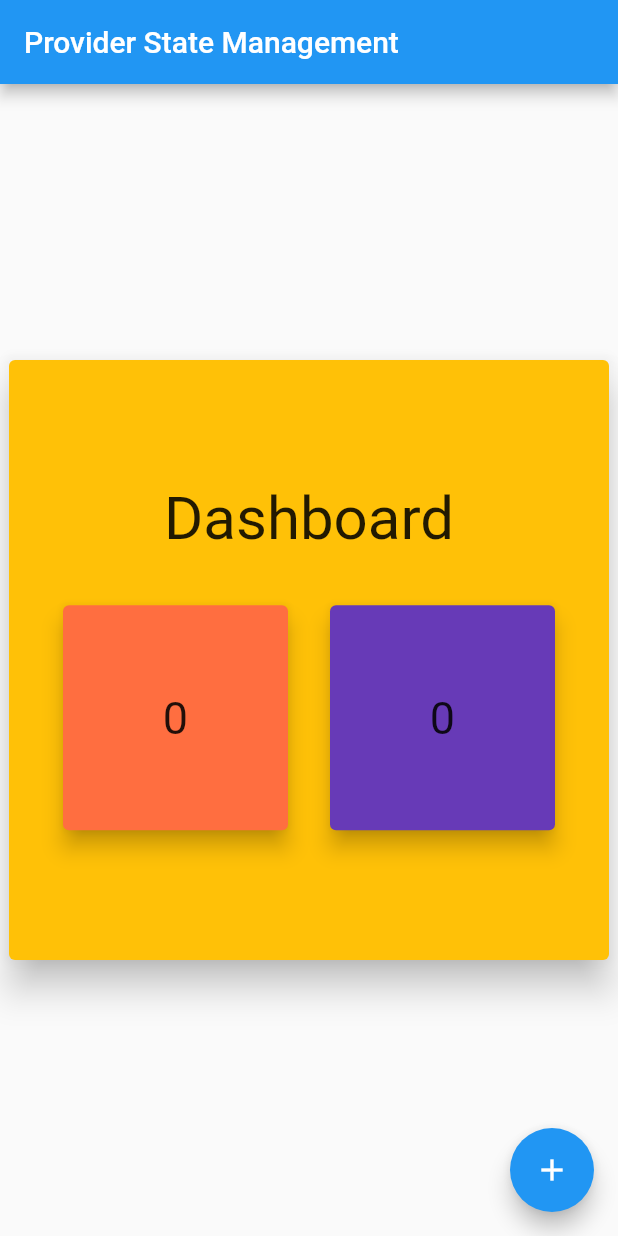
After one commit to Devsaci/providerfulaihdemo, a Flutter app: the CounterXPro screen opened directly, on a phone screen of 412 x 824 dp. The commit adds this screen. Run offline on Flutter 3.47's test engine with Material 2 defaults, Android fonts, the phone set to English and light mode, and no system bars; our stand-ins replace get.

Commit message:
home: CounterXPro(),

```diff
--- a/lib/getX/controllers/counter_controller.dart
+++ b/lib/getX/controllers/counter_controller.dart
@@ -1,10 +1,8 @@
 import 'package:get/get.dart';
 
-
-class CounterController extends  GetxController{
+class CounterController extends GetxController {
   int counter = 0;
 
-//Programmé le Provider
   void increment() {
     counter++;
     update();
--- a/lib/getX/views/counter1.dart
+++ b/lib/getX/views/counter1.dart
@@ -1,10 +1,10 @@
 import 'package:flutter/material.dart';
 import 'package:provider/provider.dart';
 
-import 'counter_provider.dart';
+import 'counterx_pro.dart';
 
 class Counter1 extends StatelessWidget {
-
+  int counter= 0;
   @override
   Widget build(BuildContext context) {
     return Card(
@@ -14,7 +14,7 @@ class Counter1 extends StatelessWidget {
         width: 150,
         height: 150,
         child: Center(
-          child: Text(Provider.of<CounterProvider>(context).counter.toString(), style: TextStyle(fontSize: 30)),
+          child: Text(counter.toString(), style: TextStyle(fontSize: 30)),
         ),
       ),
     );
--- a/lib/getX/views/counter2.dart
+++ b/lib/getX/views/counter2.dart
@@ -1,12 +1,13 @@
 import 'package:flutter/material.dart';
 import 'package:provider/provider.dart';
 
-import 'counter_provider.dart';
+import 'counterx_pro.dart';
 
 class Counter2 extends StatelessWidget {
 
   @override
   Widget build(BuildContext context) {
+    int counter= 0;
     return Card(
       color: Colors.deepPurple,
       elevation: 6,
@@ -14,7 +15,7 @@ class Counter2 extends StatelessWidget {
         width: 150,
         height: 150,
         child: Center(
-          child: Text("${Provider.of<CounterProvider>(context).counter}", style: TextStyle(fontSize: 30)),
+          child: Text("$counter", style: TextStyle(fontSize: 30)),
         ),
       ),
     );
--- a/lib/getX/views/counter_provider.dart
+++ /dev/null
@@ -1,12 +0,0 @@
-import 'package:flutter/material.dart';
-
-
-class CounterProvider with ChangeNotifier {
-  int counter = 0;
-
-//Programmé le Provider
-  void increment() {
-    counter++;
-    notifyListeners();
-  }
-}
--- /dev/null
+++ b/lib/getX/views/counterx_pro.dart
@@ -0,0 +1,28 @@
+import 'package:flutter/material.dart';
+import 'package:provider/provider.dart';
+import 'package:providerfulaihdemo/provider/counter_provider.dart';
+
+import 'dashboard.dart';
+
+class CounterXPro extends StatelessWidget {
+  int n = 0;
+
+  CounterXPro({Key key}) : super(key: key);
+
+  @override
+  Widget build(BuildContext context) {
+    print("n = ${n++}");
+    return Scaffold(
+      appBar: AppBar(title: const Text('Provider State Management')),
+      body: Center(
+        child: Dashboard(),
+      ),
+      floatingActionButton: FloatingActionButton(
+        child: const Icon(Icons.add),
+        onPressed: () {
+          Provider.of<CounterProvider>(context, listen: false).increment();
+        },
+      ),
+    );
+  }
+}
--- a/lib/provider/counter1.dart
+++ b/lib/provider/counter1.dart
@@ -4,7 +4,6 @@ import 'package:provider/provider.dart';
 import 'counter_provider.dart';
 
 class Counter1 extends StatelessWidget {
-
   @override
   Widget build(BuildContext context) {
     return Card(
@@ -14,7 +13,10 @@ class Counter1 extends StatelessWidget {
         width: 150,
         height: 150,
         child: Center(
-          child: Text(Provider.of<CounterProvider>(context).counter.toString(), style: TextStyle(fontSize: 30)),
+          child: Text(
+            Provider.of<CounterProvider>(context).counter.toString(),
+            style: TextStyle(fontSize: 30),
+          ),
         ),
       ),
     );
--- a/lib/provider/counter2.dart
+++ b/lib/provider/counter2.dart
@@ -4,7 +4,6 @@ import 'package:provider/provider.dart';
 import 'counter_provider.dart';
 
 class Counter2 extends StatelessWidget {
-
   @override
   Widget build(BuildContext context) {
     return Card(
@@ -14,7 +13,10 @@ class Counter2 extends StatelessWidget {
         width: 150,
         height: 150,
         child: Center(
-          child: Text("${Provider.of<CounterProvider>(context).counter}", style: TextStyle(fontSize: 30)),
+          child: Text(
+            "${Provider.of<CounterProvider>(context).counter}",
+            style: TextStyle(fontSize: 30),
+          ),
         ),
       ),
     );
```
Also changed, not shown: lib/main.dart (+10 -29 lines), lib/provider/counter_pro.dart (added, +26 -0 lines).
